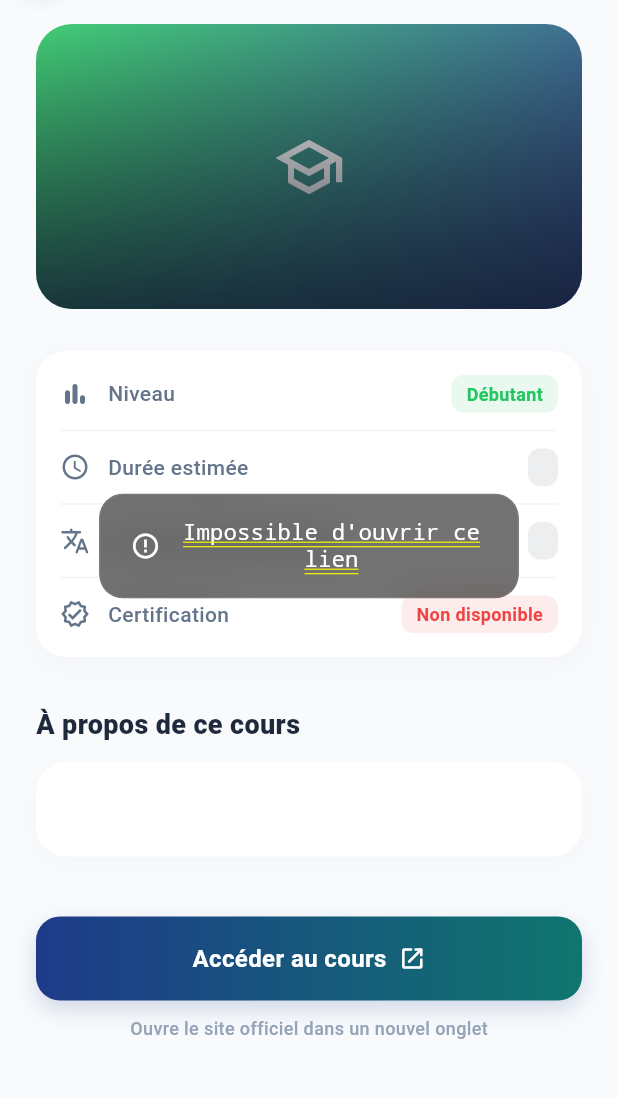
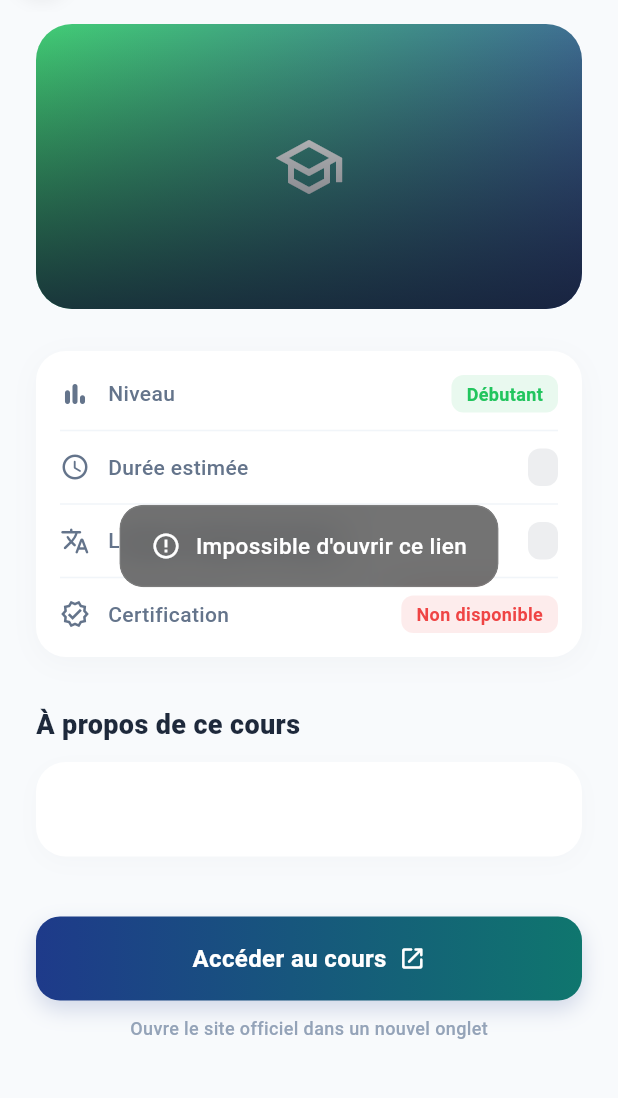
Before and after one commit to taoficadebissi-eng/courslibre, a Flutter app: the DetailCoursScreen screen opened directly with empty values, after a tap on "Accéder au cours", on a phone screen of 412 x 824 dp, the part 72-1170 px from its top. Run offline on Flutter 3.47's test engine with Material 3 defaults, Android fonts, the phone set to English and light mode, and no system bars; our stand-ins replace cloud_firestore, firebase_auth, firebase_core, flutter_riverpod, go_router, shared_preferences and 1 more; accounts and stored records are empty.

Commit message:
Toast sans soulignement
Co-Authored-By: Claude Sonnet 5.5 <noreply@anthropic.com>

```diff
--- a/lib/widgets/blurred_toast.dart
+++ b/lib/widgets/blurred_toast.dart
@@ -71,9 +71,10 @@ class _BlurredToastWidgetState extends State<_BlurredToastWidget>
       reverseDuration: const Duration(milliseconds: 180),
     );
     _fade = CurvedAnimation(parent: _controller, curve: Curves.easeOut);
-    _scale = Tween<double>(begin: 0.9, end: 1.0).animate(
-      CurvedAnimation(parent: _controller, curve: Curves.easeOutBack),
-    );
+    _scale = Tween<double>(
+      begin: 0.9,
+      end: 1.0,
+    ).animate(CurvedAnimation(parent: _controller, curve: Curves.easeOutBack));
 
     _controller.forward();
 
@@ -103,6 +104,8 @@ class _BlurredToastWidgetState extends State<_BlurredToastWidget>
               scale: _scale,
               child: ClipRRect(
                 borderRadius: BorderRadius.circular(16),
+                child: Material(
+                  type: MaterialType.transparency,
                   child: BackdropFilter(
                     filter: ImageFilter.blur(sigmaX: 12, sigmaY: 12),
                     child: Container(
@@ -133,6 +136,7 @@ class _BlurredToastWidgetState extends State<_BlurredToastWidget>
                                 color: Colors.white,
                                 fontSize: 15,
                                 fontWeight: FontWeight.w500,
+                                decoration: TextDecoration.none,
                               ),
                             ),
                           ),
@@ -145,6 +149,7 @@ class _BlurredToastWidgetState extends State<_BlurredToastWidget>
             ),
           ),
         ),
+      ),
     );
   }
 }
```
Lines whose indentation alone changed are shown as unchanged.
